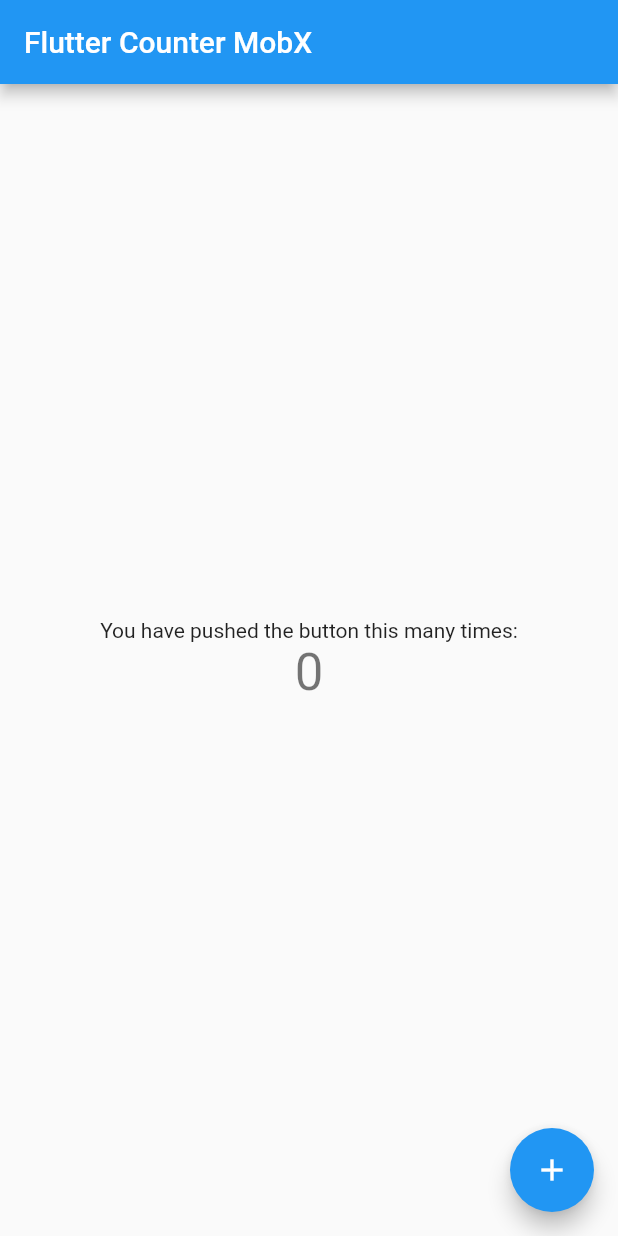
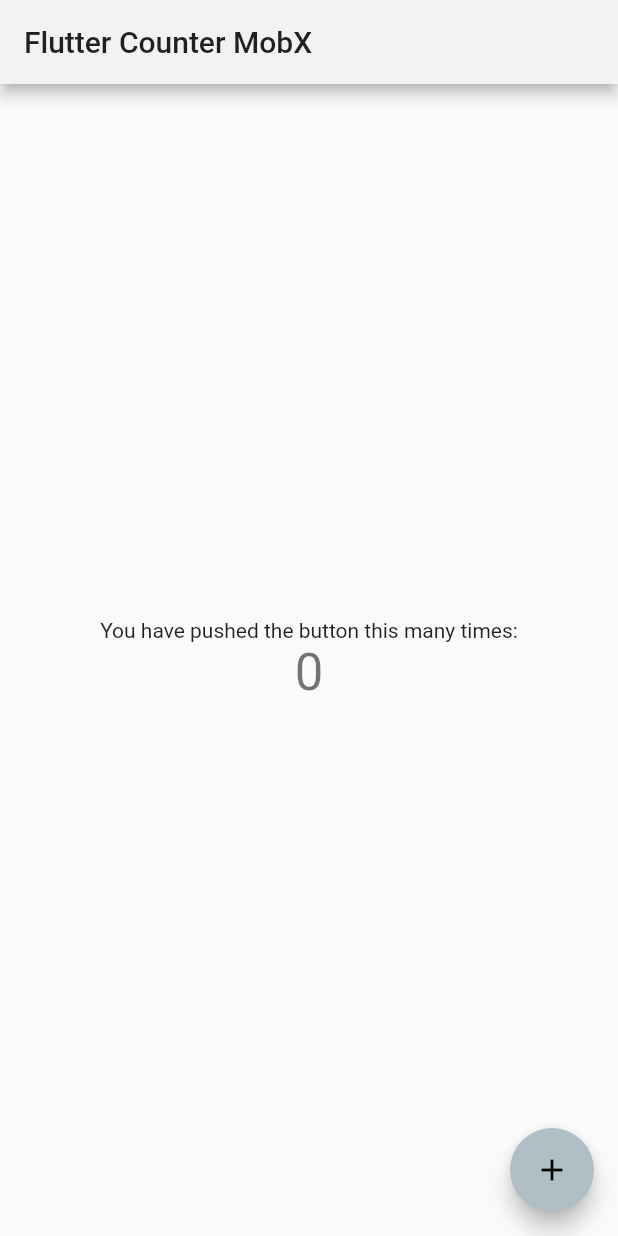
Before and after one commit to ChebanovDD/flutter_counter_mobx, a Flutter app: the screen it shows after launch, on a phone screen of 412 x 824 dp. Run offline on Flutter 3.47's test engine with Material 2 defaults, Android fonts, the phone set to English and light mode, and no system bars.

Commit message:
Added light and dark themes support.

```diff
--- /dev/null
+++ b/lib/core/themes/app_theme.dart
@@ -0,0 +1,31 @@
+import 'package:flutter/material.dart';
+
+class AppTheme {
+  const AppTheme._();
+
+  static Color lightAccentColor = Colors.blueGrey.shade200;
+  static Color lightPrimaryColor = const Color(0xfff2f2f2);
+  static Color lightParticlesColor = const Color(0x44948282);
+  static Color lightBackgroundColor = const Color(0xfff2f2f2);
+
+  static Color darkAccentColor = Colors.blueGrey.shade600;
+  static Color darkPrimaryColor = const Color(0xff1a2127);
+  static Color darkParticlesColor = const Color(0x441c2a3d);
+  static Color darkBackgroundColor = const Color(0xff1a2127);
+
+  static final lightTheme = ThemeData(
+    brightness: Brightness.light,
+    accentColor: lightAccentColor,
+    primaryColor: lightPrimaryColor,
+    backgroundColor: lightBackgroundColor,
+    visualDensity: VisualDensity.adaptivePlatformDensity,
+  );
+
+  static final darkTheme = ThemeData(
+    brightness: Brightness.dark,
+    accentColor: darkAccentColor,
+    primaryColor: darkPrimaryColor,
+    backgroundColor: darkBackgroundColor,
+    visualDensity: VisualDensity.adaptivePlatformDensity,
+  );
+}
--- a/lib/main.dart
+++ b/lib/main.dart
@@ -1,4 +1,5 @@
 import 'package:flutter/material.dart';
+import 'package:flutter_counter_mobx/core/themes/app_theme.dart';
 
 import 'core/constants/strings.dart';
 import 'presentation/router/app_router.dart';
@@ -17,6 +18,8 @@ class _CounterAppState extends State<CounterApp> {
   Widget build(BuildContext context) {
     return MaterialApp(
       title: Strings.appTitle,
+      theme: AppTheme.lightTheme,
+      darkTheme: AppTheme.darkTheme,
       debugShowCheckedModeBanner: false,
       initialRoute: AppRouter.initialRoute,
       onGenerateRoute: AppRouter.onGenerateRoute,
```
